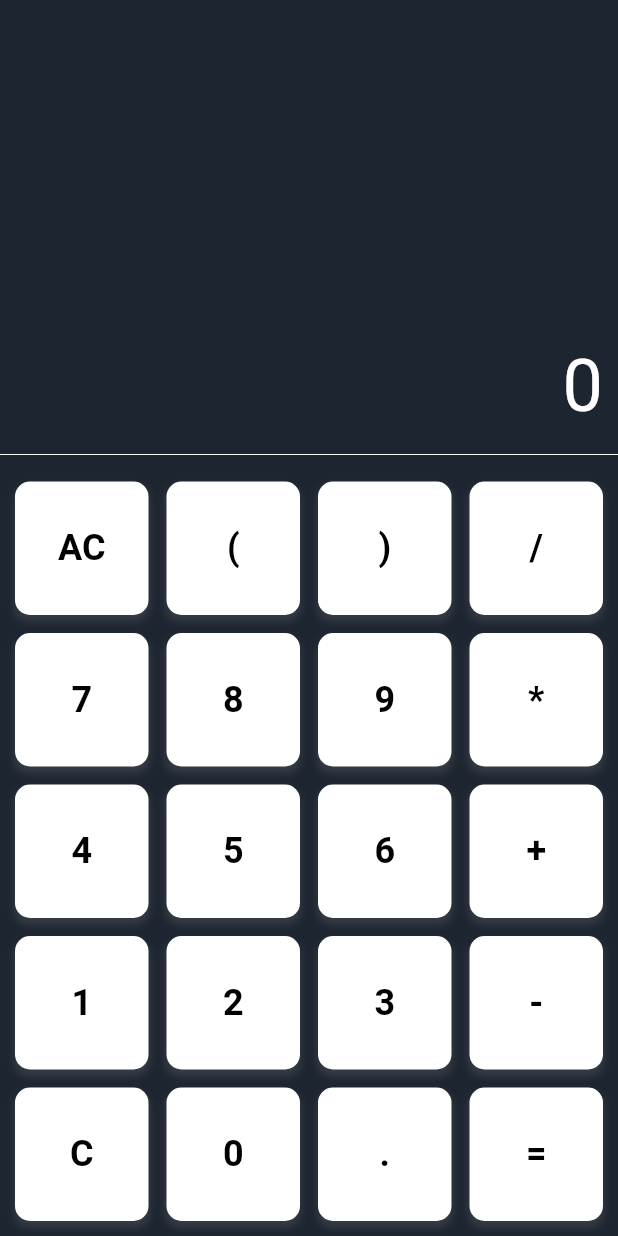
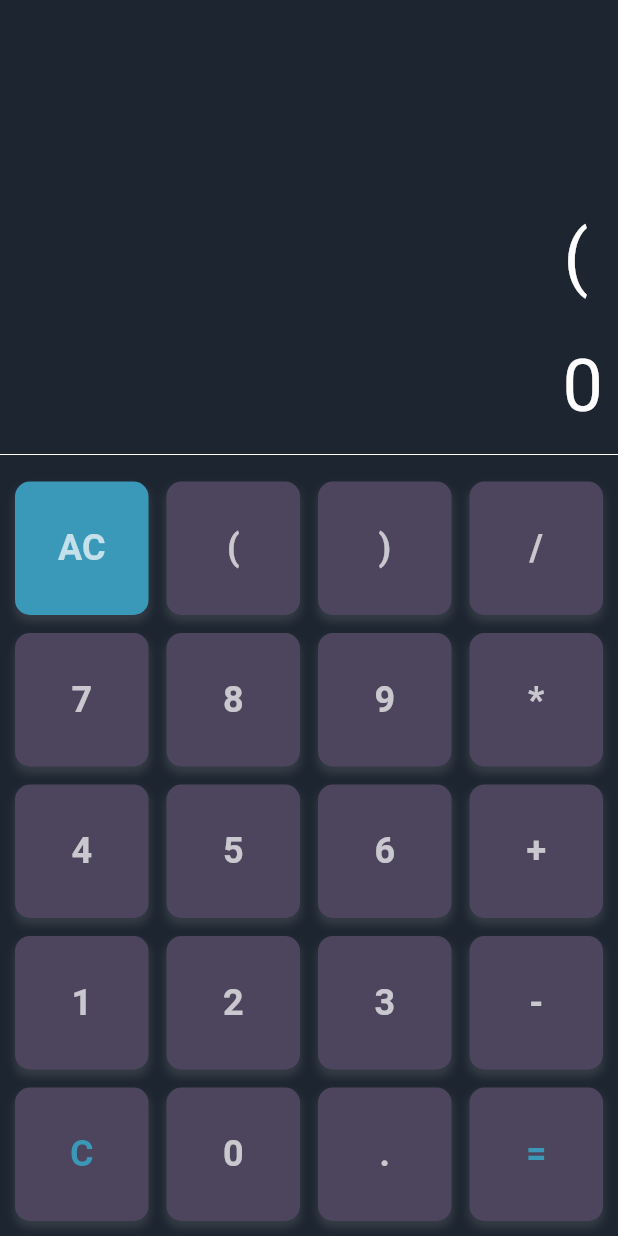
Before and after one commit to Thecaracter/calculator_flutter, a Flutter app: the screen it shows after launch, after a tap on an icon or button, on a phone screen of 412 x 824 dp. Run offline on Flutter 3.47's test engine with Material 2 defaults, Android fonts, the phone set to English and light mode, and no system bars.

Commit message:
penambahan fungsi

```diff
--- a/lib/calculator.dart
+++ b/lib/calculator.dart
@@ -98,10 +98,14 @@ class _CalculatorState extends State<Calculator> {
   Widget CustomButton(String buttonText) {
     return InkWell(
       splashColor: Color(0xFF1d2530),
-      onTap: () {},
+      onTap: () {
+        setState(() {
+          handleButton(buttonText);
+        });
+      },
       child: Ink(
         decoration: BoxDecoration(
-          color: Colors.white,
+          color: getbgColor(buttonText),
           borderRadius: BorderRadius.circular(10),
           boxShadow: [
             BoxShadow(
@@ -120,7 +124,7 @@ class _CalculatorState extends State<Calculator> {
                 buttonText,
                 style: TextStyle(
                     fontSize: 24,
-                    color: Colors.black,
+                    color: getColor(buttonText),
                     fontWeight: FontWeight.bold),
               ),
             ),
@@ -129,4 +133,35 @@ class _CalculatorState extends State<Calculator> {
       ),
     );
   }
+
+  handleButton(String buttonText) {
+    if (buttonText == "AC") {
+      userInput = '';
+      result = '0';
+      return;
+    } else if (buttonText == "C") {
+      if (userInput.isNotEmpty) {
+        userInput = userInput.substring(0, userInput.length - 1);
+        return;
+      }
+    } else {
+      userInput = userInput + buttonText;
+    }
+  }
+
+  getColor(String buttonText) {
+    if (buttonText == "C" || buttonText == "=") {
+      return Color(0xFF3A98B9);
+    } else {
+      return Colors.white.withOpacity(0.7);
+    }
+  }
+
+  getbgColor(String buttonText) {
+    if (buttonText == "AC") {
+      return Color(0xFF3A98B9);
+    } else {
+      return Color(0xff4D455D);
+    }
+  }
 }
```
